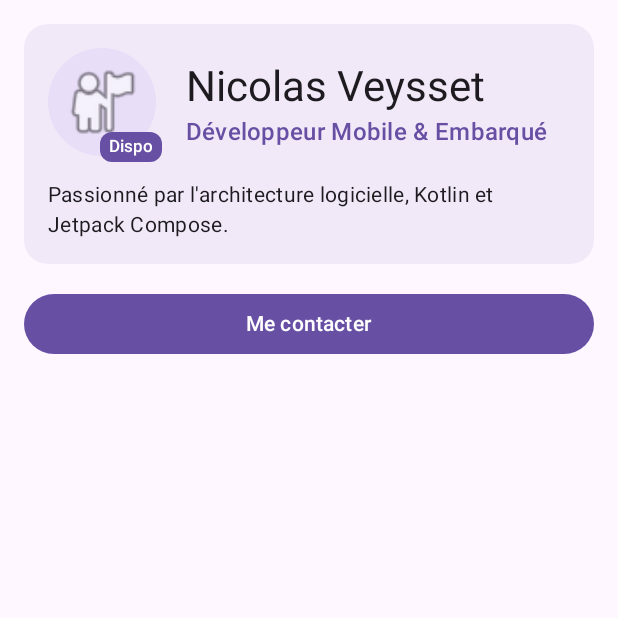
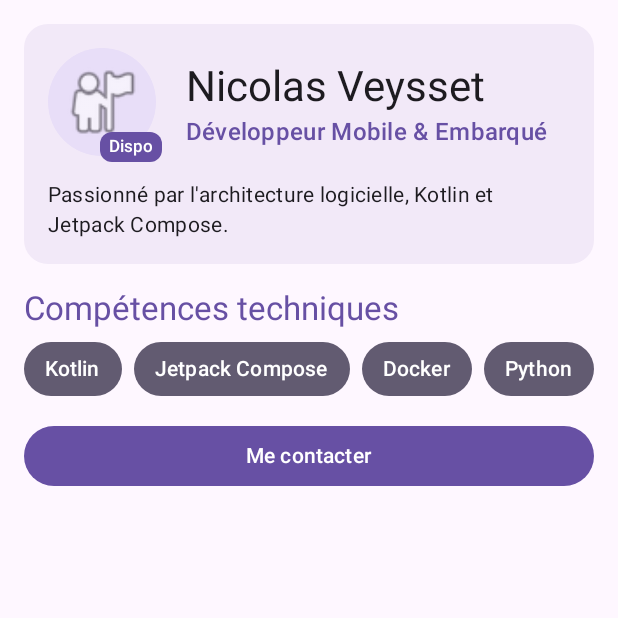
Before and after one commit to nicoveysset/Profildeveloppeur, an Android app built with Jetpack Compose: the screen it shows after launch (MainActivity), on a phone screen of 412 x 824 dp, the top half of it. Run offline under Robolectric (Android 15) with nearby library versions, the phone set to English and light mode, and no system bars.

Commit message:
liste horizontal des competence et skill badge

```diff
--- a/app/src/main/java/com/example/profildeveloppeur/MainActivity.kt
+++ b/app/src/main/java/com/example/profildeveloppeur/MainActivity.kt
@@ -19,6 +19,8 @@ import androidx.compose.foundation.layout.padding
 import androidx.compose.foundation.layout.size
 import androidx.compose.foundation.layout.width
 import androidx.compose.foundation.lazy.LazyColumn
+import androidx.compose.foundation.lazy.LazyRow
+import androidx.compose.foundation.lazy.items
 import androidx.compose.foundation.shape.CircleShape
 import androidx.compose.material3.Button
 import androidx.compose.material3.MaterialTheme
@@ -116,7 +118,6 @@ fun ProfileHeader(
     isAvailable: Boolean,
     modifier: Modifier = Modifier
 ) {
-    // Conteneur visuel principal de l'en-tête
     Surface(
         modifier = modifier.fillMaxWidth(),
         shape = MaterialTheme.shapes.large,
@@ -125,11 +126,9 @@ fun ProfileHeader(
         Column(
             modifier = Modifier.padding(16.dp)
         ) {
-            // Alignement horizontal de l'avatar et des informations principales
             Row(
                 verticalAlignment = Alignment.CenterVertically
             ) {
-                // Box permettant de superposer le badge de statut sur l'avatar
                 Box(
                     modifier = Modifier.size(76.dp)
                 ) {
@@ -142,7 +141,6 @@ fun ProfileHeader(
                             .background(MaterialTheme.colorScheme.secondaryContainer)
                             .padding(8.dp)
                     )
-                    // Badge superposé en bas à droite de l'image
                     Surface(
                         modifier = Modifier.align(Alignment.BottomEnd),
                         shape = MaterialTheme.shapes.small,
@@ -192,16 +190,47 @@ fun ProfileHeader(
     }
 }
 
+// Badge réutilisable pour afficher une compétence technique
 @Composable
 fun SkillBadge(
     skillName: String,
     modifier: Modifier = Modifier
 ) {
-    Surface(modifier = modifier) {
+    Surface(
+        modifier = modifier,
+        shape = MaterialTheme.shapes.extraLarge,
+        color = MaterialTheme.colorScheme.secondary,
+        contentColor = MaterialTheme.colorScheme.onSecondary
+    ) {
         Text(
-            text = "• $skillName",
-            modifier = Modifier.padding(horizontal = 8.dp, vertical = 4.dp)
+            text = skillName,
+            style = MaterialTheme.typography.labelLarge,
+            modifier = Modifier.padding(horizontal = 14.dp, vertical = 8.dp)
         )
+    }
+}
+
+// Section regroupant le titre et le défilement horizontal des compétences
+@Composable
+fun SkillsSection(
+    skills: List<String>,
+    modifier: Modifier = Modifier
+) {
+    Column(modifier = modifier) {
+        Text(
+            text = "Compétences techniques",
+            style = MaterialTheme.typography.titleLarge,
+            color = MaterialTheme.colorScheme.primary
+        )
+        Spacer(modifier = Modifier.height(8.dp))
+        // Liste horizontale performante remplaçant l'ancienne boucle forEach
+        LazyRow(
+            horizontalArrangement = Arrangement.spacedBy(8.dp)
+        ) {
+            items(skills) { skill ->
+                SkillBadge(skillName = skill)
+            }
+        }
     }
 }
 
@@ -225,6 +254,9 @@ fun ProfileScreen(
             )
         }
         item {
+            SkillsSection(skills = profile.skills)
+        }
+        item {
             Button(
                 onClick = onContactClick,
                 modifier = Modifier.fillMaxWidth()
```
